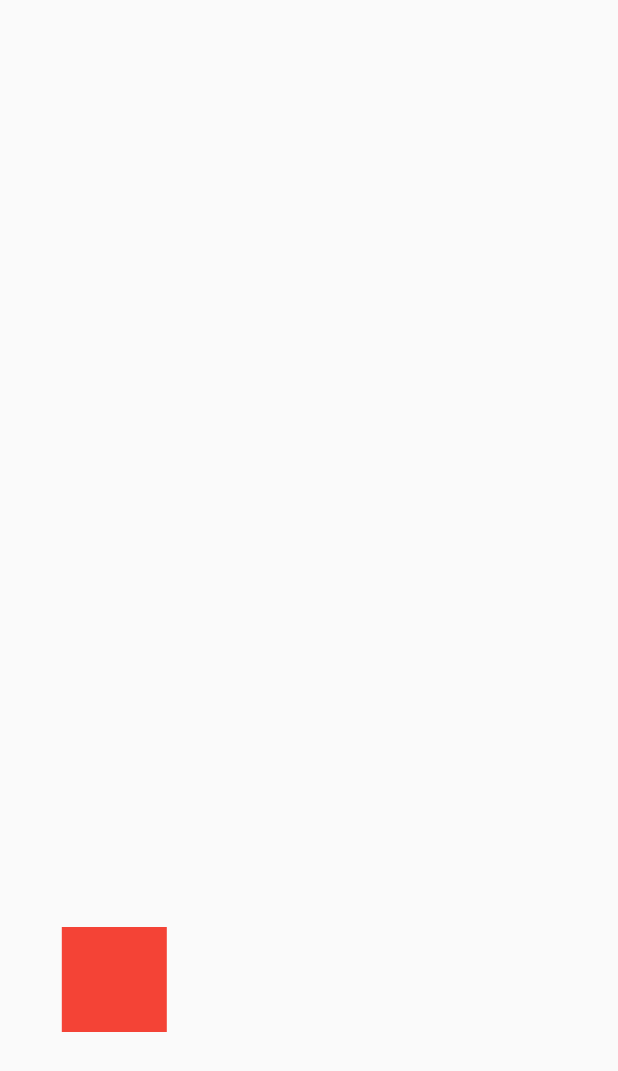
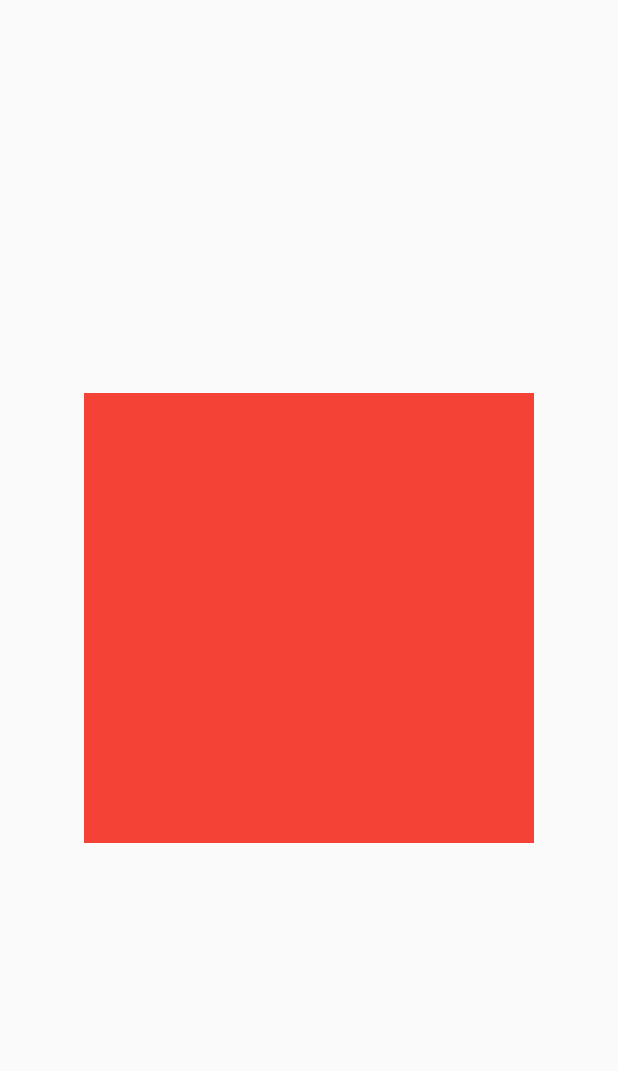
Before and after one commit to Blanco1010/Custom_Painter_Flutter, a Flutter app: the screen it shows after launch, on a phone screen of 412 x 824 dp. Shown: the top 1071 px of the screen. Run offline on Flutter 3.47's test engine with Material 2 defaults, Android fonts, the phone set to English and light mode, and no system bars.

Commit message:
add CircleProgressPage

```diff
--- a/custom_painter/lib/main.dart
+++ b/custom_painter/lib/main.dart
@@ -2,6 +2,8 @@ import 'package:flutter/material.dart';
 
 import 'package:custom_painter/src/pages/headers_page.dart';
 import 'package:custom_painter/src/challenge/box_animation_page.dart';
+
+import 'src/pages/circle_progress_page.dart';
 
 void main() {
   runApp(MyApp());
@@ -14,7 +16,7 @@ class MyApp extends StatelessWidget {
     return MaterialApp(
       title: 'Diseños APP',
       debugShowCheckedModeBanner: false,
-      home: BoxAnimation2(),
+      home: CircleProgressPage(),
       theme: ThemeData(
         primarySwatch: Colors.blue,
       ),
--- a/custom_painter/lib/src/challenge/box_animation_page.dart
+++ b/custom_painter/lib/src/challenge/box_animation_page.dart
@@ -68,7 +68,8 @@ class _BoxAnimationState extends State<_BoxAnimation>
 
     controller!.addListener(() {
       if (controller!.status == AnimationStatus.completed) {
-        controller!.reset();
+        print('prueba');
+        controller!.repeat();
       }
     });
 
--- /dev/null
+++ b/custom_painter/lib/src/pages/circle_progress_page.dart
@@ -0,0 +1,21 @@
+import 'package:flutter/material.dart';
+
+class CircleProgressPage extends StatefulWidget {
+  @override
+  _CircleProgressPageState createState() => _CircleProgressPageState();
+}
+
+class _CircleProgressPageState extends State<CircleProgressPage> {
+  @override
+  Widget build(BuildContext context) {
+    return Scaffold(
+      body: Center(
+        child: Container(
+          width: 300,
+          height: 300,
+          color: Colors.red,
+        ),
+      ),
+    );
+  }
+}
```
